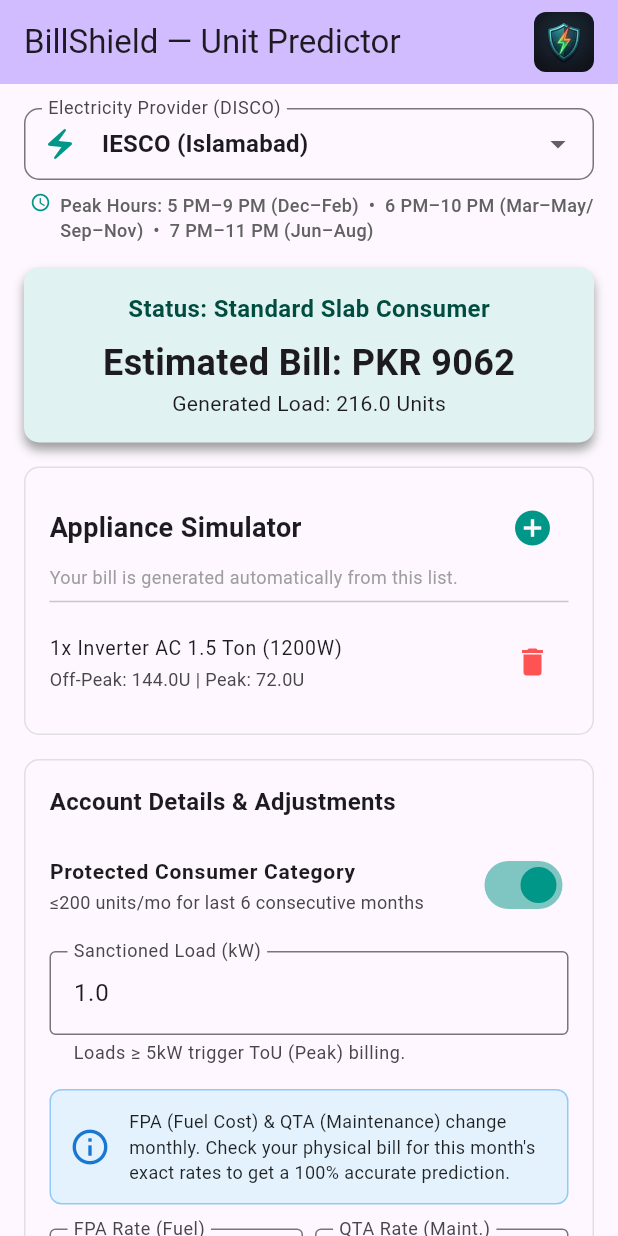
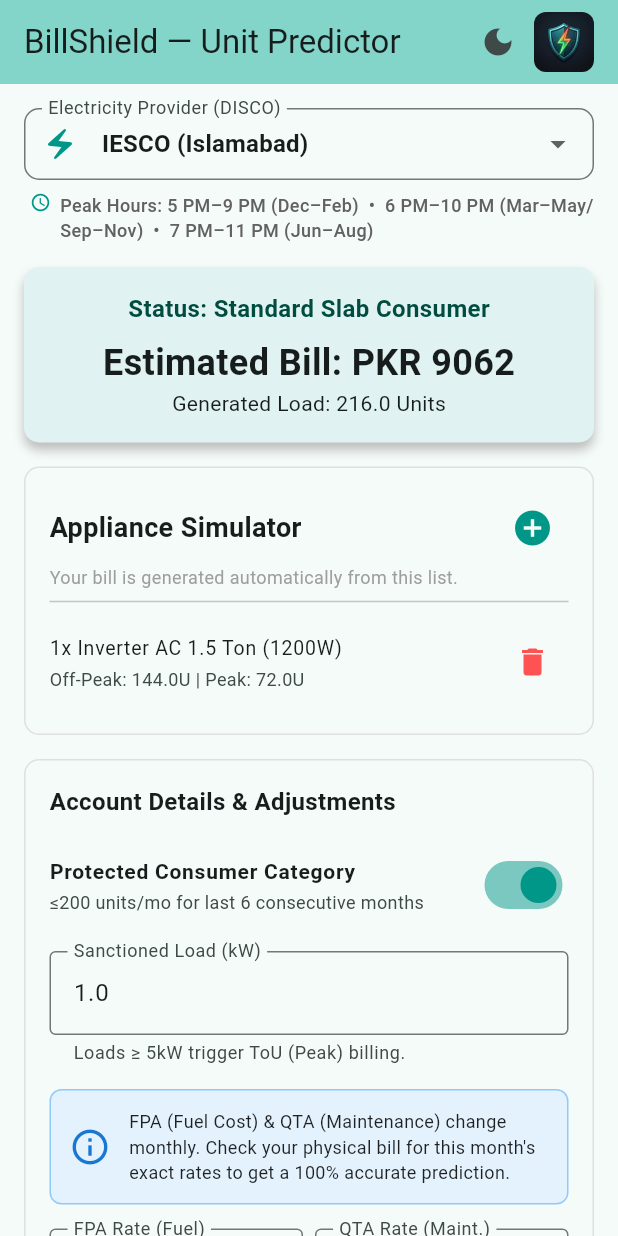
Before and after one commit to KhanSharjeel/billshield, a Flutter app: the screen it shows after launch, on a phone screen of 412 x 824 dp. Run offline on Flutter 3.47's test engine with Material 3 defaults, Android fonts, the phone set to English and light mode, and no system bars.

Commit message:
Theme changes

```diff
--- a/lib/main.dart
+++ b/lib/main.dart
@@ -3,18 +3,46 @@
 
 void main() => runApp(const BillShieldApp());
 
-class BillShieldApp extends StatelessWidget {
+class BillShieldApp extends StatefulWidget {
   const BillShieldApp({Key? key}) : super(key: key);
+
+  @override
+  State<BillShieldApp> createState() => _BillShieldAppState();
+}
+
+class _BillShieldAppState extends State<BillShieldApp> {
+  ThemeMode _themeMode = ThemeMode.system;
+
+  void _toggleThemeMode(ThemeMode mode) {
+    setState(() {
+      _themeMode = mode;
+    });
+  }
 
   @override
   Widget build(BuildContext context) {
     return MaterialApp(
       debugShowCheckedModeBanner: false,
       title: 'BillShield',
+      themeMode: _themeMode,
       theme: ThemeData(
-        primarySwatch: Colors.teal,
+        useMaterial3: true,
+        colorScheme: ColorScheme.fromSeed(
+          seedColor: Colors.teal,
+          brightness: Brightness.light,
+        ),
       ),
-      home: const Dashboard(),
+      darkTheme: ThemeData(
+        useMaterial3: true,
+        colorScheme: ColorScheme.fromSeed(
+          seedColor: Colors.teal,
+          brightness: Brightness.dark,
+        ),
+      ),
+      home: Dashboard(
+        currentThemeMode: _themeMode,
+        onThemeModeChanged: _toggleThemeMode,
+      ),
     );
   }
 }
--- a/lib/pages/dashboard.dart
+++ b/lib/pages/dashboard.dart
@@ -23,7 +23,14 @@
 }
 
 class Dashboard extends StatefulWidget {
-  const Dashboard({Key? key}) : super(key: key);
+  final ThemeMode currentThemeMode;
+  final ValueChanged<ThemeMode>? onThemeModeChanged;
+
+  const Dashboard({
+    Key? key,
+    this.currentThemeMode = ThemeMode.system,
+    this.onThemeModeChanged,
+  }) : super(key: key);
 
   @override
   _DashboardState createState() => _DashboardState();
@@ -259,21 +266,45 @@
 
   @override
   Widget build(BuildContext context) {
+    final isDark = Theme.of(context).brightness == Brightness.dark;
+    final borderColor = isDark ? Colors.grey.shade700 : Colors.grey.shade300;
+
     final bool inDangerZone = _billBreakdown['isDangerZone'] ?? false;
     final bool isToU = _billBreakdown['isToU'] ?? false;
     final double total = _billBreakdown['estimatedTotal'] ?? 0.0;
     final double finalUnits = _billBreakdown['totalUnits'] ?? 0.0;
 
+    final statusBgColor = finalUnits == 0
+        ? (isDark ? Colors.grey.shade800 : Colors.grey.shade100)
+        : (inDangerZone
+            ? (isDark ? Colors.red.shade900.withOpacity(0.5) : Colors.red.shade100)
+            : (isDark ? Colors.teal.shade900.withOpacity(0.5) : Colors.teal.shade50));
+
+    final statusTextColor = finalUnits == 0
+        ? (isDark ? Colors.grey.shade300 : Colors.grey.shade800)
+        : (inDangerZone
+            ? (isDark ? Colors.red.shade200 : Colors.red.shade900)
+            : (isDark ? Colors.teal.shade200 : Colors.teal.shade900));
+
     return Scaffold(
       appBar: AppBar(
         title: const Text('BillShield — Unit Predictor'),
         backgroundColor: Theme.of(context).colorScheme.inversePrimary,
-        // The actions list allows you to place widgets on the right side of the AppBar
         actions: [
+          IconButton(
+            icon: Icon(
+              isDark ? Icons.light_mode : Icons.dark_mode,
+            ),
+            tooltip: isDark ? 'Switch to Light Theme' : 'Switch to Dark Theme',
+            onPressed: () {
+              final newMode = isDark ? ThemeMode.light : ThemeMode.dark;
+              widget.onThemeModeChanged?.call(newMode);
+            },
+          ),
           Padding(
             padding: const EdgeInsets.only(right: 16.0),
             child: ClipRRect(
-              borderRadius: BorderRadius.circular(8), // Optional: rounds the corners of your logo
+              borderRadius: BorderRadius.circular(8),
               child: Image.asset(
                 'images/logo2.jpg',
                 height: 40,
@@ -326,7 +357,11 @@
                       Expanded(
                         child: Text(
                           _peakHoursText,
-                          style: TextStyle(fontSize: 12, color: Colors.grey.shade700, fontWeight: FontWeight.w500),
+                          style: TextStyle(
+                            fontSize: 12,
+                            color: isDark ? Colors.grey.shade400 : Colors.grey.shade700,
+                            fontWeight: FontWeight.w500,
+                          ),
                         ),
                       ),
                     ],
@@ -340,12 +375,14 @@
                   curve: Curves.elasticOut,
                   padding: const EdgeInsets.all(16.0),
                   decoration: BoxDecoration(
-                    color: finalUnits == 0
-                        ? Colors.grey.shade100
-                        : (inDangerZone ? Colors.red.shade100 : Colors.teal.shade50),
+                    color: statusBgColor,
                     borderRadius: BorderRadius.circular(10.0),
-                    boxShadow: const [
-                      BoxShadow(color: Colors.grey, blurRadius: 5.0, offset: Offset(0.0, 5.0))
+                    boxShadow: [
+                      BoxShadow(
+                        color: isDark ? Colors.black38 : Colors.grey.shade400,
+                        blurRadius: 5.0,
+                        offset: const Offset(0.0, 5.0),
+                      )
                     ],
                   ),
                   child: Column(
@@ -361,9 +398,7 @@
                         style: TextStyle(
                           fontSize: 16.0,
                           fontWeight: FontWeight.bold,
-                          color: finalUnits == 0
-                              ? Colors.grey.shade800
-                              : (inDangerZone ? Colors.red.shade900 : Colors.teal.shade900),
+                          color: statusTextColor,
                         ),
                       ),
                       const SizedBox(height: 8),
@@ -381,7 +416,7 @@
                 Container(
                   padding: const EdgeInsets.all(16.0),
                   decoration: BoxDecoration(
-                    border: Border.all(color: Colors.grey.shade300),
+                    border: Border.all(color: borderColor),
                     borderRadius: BorderRadius.circular(10.0),
                   ),
                   child: Column(
@@ -398,8 +433,13 @@
                           )
                         ],
                       ),
-                      const Text("Your bill is generated automatically from this list.",
-                          style: TextStyle(fontSize: 12, color: Colors.grey)),
+                      Text(
+                        "Your bill is generated automatically from this list.",
+                        style: TextStyle(
+                          fontSize: 12,
+                          color: isDark ? Colors.grey.shade400 : Colors.grey,
+                        ),
+                      ),
                       const Divider(),
                       if (_appliances.isEmpty)
                         const Padding(
@@ -439,7 +479,7 @@
                   child: Container(
                     padding: const EdgeInsets.all(16.0),
                     decoration: BoxDecoration(
-                      border: Border.all(color: Colors.grey.shade300),
+                      border: Border.all(color: borderColor),
                       borderRadius: BorderRadius.circular(10.0),
                     ),
                     child: Column(
@@ -480,18 +520,25 @@
                         Container(
                           padding: const EdgeInsets.all(12.0),
                           decoration: BoxDecoration(
-                            color: Colors.blue.shade50,
+                            color: isDark ? Colors.blue.shade900.withOpacity(0.4) : Colors.blue.shade50,
                             borderRadius: BorderRadius.circular(8.0),
-                            border: Border.all(color: Colors.blue.shade200),
+                            border: Border.all(color: isDark ? Colors.blue.shade700 : Colors.blue.shade200),
                           ),
                           child: Row(
                             children: [
-                              Icon(Icons.info_outline, color: Colors.blue.shade700, size: 28),
+                              Icon(
+                                Icons.info_outline,
+                                color: isDark ? Colors.blue.shade300 : Colors.blue.shade700,
+                                size: 28,
+                              ),
                               const SizedBox(width: 12),
-                              const Expanded(
+                              Expanded(
                                 child: Text(
                                   "FPA (Fuel Cost) & QTA (Maintenance) change monthly. Check your physical bill for this month's exact rates to get a 100% accurate prediction.",
-                                  style: TextStyle(fontSize: 12, color: Colors.black87),
+                                  style: TextStyle(
+                                    fontSize: 12,
+                                    color: isDark ? Colors.grey.shade300 : Colors.black87,
+                                  ),
                                 ),
                               ),
                             ],
```
